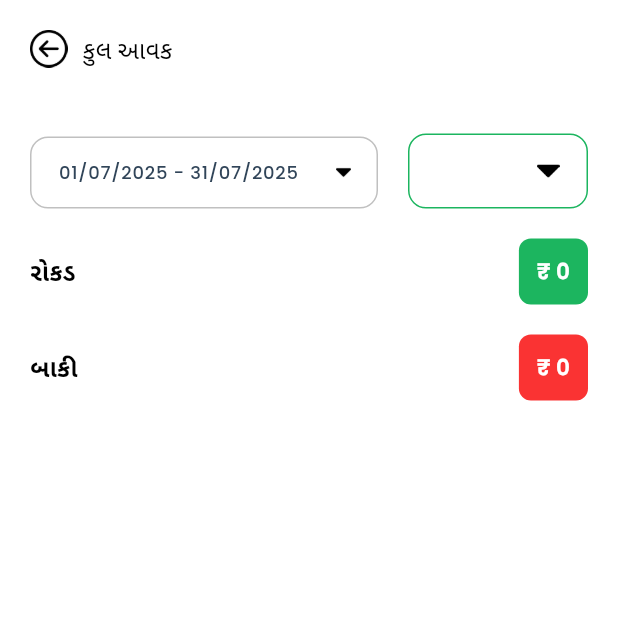
After one commit to priyankvirani/guruchhaya, a Flutter app: the TotalIncomeScreen screen opened by its route, on a phone screen of 412 x 824 dp, the top half of it. The commit adds this screen. Run offline on Flutter 3.47's test engine with Material 3 defaults, Android fonts, the phone set to English and light mode, and no system bars; our stand-ins replace flutter_screenutil, flutter_svg, loading_animation_widget, lottie, page_transition, permission_handler and 5 more; missing offline and left inert: animated_snack_bar, flutter_html_to_pdf, flutter_phone_direct_caller, webview_windows; accounts and stored records are empty.

```diff
--- a/lib/helper/app_dialog.dart
+++ b/lib/helper/app_dialog.dart
@@ -34,11 +34,11 @@ class AppDialog {
   }
 
   static passengerDetailsDialog(BuildContext context,
-      {bool isSplitOption = false,String? seatNo,String? selectedSplitSeatNo,Booking? booking,required Function(String name, String place, String number, String village, String cash, String pending,String secondaryNumber,bool? isSplit, String? splitSeatNumber) onSubmit,Function(bool? isSplit, String? splitSeatNumber)? onCancel}) {
+      {bool isSplitOption = false,String? seatNo,String? selectedSplitSeatNo,Booking? booking,required Function(String name, String place, String number, String village, String cash, String pending,String secondaryNumber,bool? isSplit, String? splitSeatNumber) onSubmit,Function(bool? isSplit, String? splitSeatNumber)? onCancel,required List<Booking> bookingList}) {
     showDialog(
       context: context,
       builder: (BuildContext context) {
-        return PassengerDetailsDialog(onSubmit,booking,onCancel,isSplitOption,seatNo,selectedSplitSeatNo);
+        return PassengerDetailsDialog(onSubmit,booking,onCancel,isSplitOption,seatNo,selectedSplitSeatNo,bookingList);
       },
     );
   }
--- a/lib/helper/dimens.dart
+++ b/lib/helper/dimens.dart
@@ -233,6 +233,7 @@ class Dimens {
   static double dimen_150 = 150;
   static double dimen_200 = 200;
   static double dimen_220 = 220;
+  static double dimen_260 = 260;
   static double dimen_400 = 400;
   static double dimen_500 = 500;
   static double dimen_550 = 550;
--- a/lib/helper/routes.dart
+++ b/lib/helper/routes.dart
@@ -4,6 +4,7 @@ import 'package:guruchaya/screens/all_booking_screen.dart';
 import 'package:guruchaya/screens/pdf_view_screen.dart';
 import 'package:guruchaya/screens/pdf_view_windows_screen.dart';
 import 'package:guruchaya/screens/setting_screen.dart';
+import 'package:guruchaya/screens/total_income_screen.dart';
 import 'package:page_transition/page_transition.dart';
 
 import '../screens/all_bus_booking_screen.dart';
@@ -19,6 +20,7 @@ class Routes {
   static const String pdfView = "/pdfView";
   static const String pdfWindowsView = "/pdfWindowsView";
   static const String allBusBooking = "/allBusBooking";
+  static const String totalIncome = "/totalIncome";
 }
 
 class RouteGenerator {
@@ -62,6 +64,8 @@ class RouteGenerator {
         return fadePageTransition(SettingScreen());
       case Routes.allBusBooking:
         return fadePageTransition(AllBusBookingScreen(args['date']));
+      case Routes.totalIncome:
+        return fadePageTransition(TotalIncomeScreen());
       default:
         return _errorRoutes();
     }
--- a/lib/helper/string.dart
+++ b/lib/helper/string.dart
@@ -7,6 +7,7 @@ class Images {
   static const String phone = 'assets/icons/phone.png';
   static const String language = 'assets/icons/language.png';
   static const String guruchhaya = 'assets/images/guru.png';
+  static const String money = 'assets/icons/money.png';
 }
 
 class Fonts {
--- a/lib/language/localization/language/language_en.dart
+++ b/lib/language/localization/language/language_en.dart
@@ -179,4 +179,7 @@ class LanguageEn extends Languages {
   @override
   String get allBusBooking => "All bus booking";
 
+  @override
+  String get totalIncome => "Total Income";
+
 }
--- a/lib/language/localization/language/language_gu.dart
+++ b/lib/language/localization/language/language_gu.dart
@@ -141,7 +141,7 @@ class LanguageGu extends Languages {
   String get split => "વિભાજન";
 
   @override
-  String get changeBusNumberForAllBooking => "બધી બુકિંગ માટે બસ નંબર બદલવો છે?";
+  String get changeBusNumberForAllBooking => "બસ નંબર બદલો";
 
   @override
   String get changeBusNumber => "બસ નંબર બદલો?";
@@ -179,5 +179,8 @@ class LanguageGu extends Languages {
   @override
   String get allBusBooking => "તમામ બસના બુકિંગ";
 
+  @override
+  String get totalIncome => "કુલ આવક";
+
 
 }
--- a/lib/language/localization/language/language_hi.dart
+++ b/lib/language/localization/language/language_hi.dart
@@ -179,4 +179,7 @@ class LanguageHi extends Languages {
   @override
   String get allBusBooking => "सभी बस बुकिंग";
 
+  @override
+  String get totalIncome => "कुल आय";
+
 }
--- a/lib/language/localization/language/languages.dart
+++ b/lib/language/localization/language/languages.dart
@@ -66,4 +66,5 @@ abstract class Languages {
   String get suratTo;
   String get saved;
   String get allBusBooking;
+  String get totalIncome;
 }
--- a/lib/screens/dialog/selected_bus_number_dialog.dart
+++ b/lib/screens/dialog/selected_bus_number_dialog.dart
@@ -40,7 +40,6 @@ class _SelectedBusNumberDialogState extends State<SelectedBusNumberDialog> {
     WidgetsBinding.instance.addPostFrameCallback((timeStamp) {
       setState(() {
         selectedNumber = widget.selectedNumber;
-        print("selectedNumber : $selectedNumber");
       });
     });
   }
@@ -107,9 +106,6 @@ class _SelectedBusNumberDialogState extends State<SelectedBusNumberDialog> {
                                 if (selectedNumber.contains(bookingStore.busNumberList[index])) {
                                   selectedNumber.remove(bookingStore.busNumberList[index]);
                                 } else {
-                                  if (selectedNumber.length >= 3) {
-                                    selectedNumber.removeAt(0);
-                                  }
                                   selectedNumber.add(bookingStore.busNumberList[index]);
                                 }
                               });
--- /dev/null
+++ b/lib/screens/total_income_screen.dart
@@ -0,0 +1,249 @@
+import 'package:flutter/material.dart';
+import 'package:guruchaya/helper/colors.dart';
+import 'package:guruchaya/helper/dimens.dart';
+import 'package:guruchaya/helper/responsive.dart';
+import 'package:guruchaya/language/localization/language/languages.dart';
+import 'package:guruchaya/model/booking.dart';
+import 'package:guruchaya/provider/booking_provider.dart';
+import 'package:guruchaya/widgets/app_textfield.dart';
+import 'package:guruchaya/widgets/appbar.dart';
+import 'package:guruchaya/widgets/loading.dart';
+import 'package:intl/intl.dart';
+import 'package:provider/provider.dart';
+import 'package:syncfusion_flutter_datepicker/datepicker.dart';
+import '../helper/global.dart';
+import '../helper/string.dart';
+import '../widgets/app_drop_down.dart';
+
+class TotalIncomeScreen extends StatefulWidget {
+  @override
+  State<TotalIncomeScreen> createState() => _TotalIncomeScreenState();
+}
+
+class _TotalIncomeScreenState extends State<TotalIncomeScreen> {
+  DateTime startDate = DateTime(DateTime.now().year, DateTime.now().month, 1);
+  DateTime endDate = DateTime(DateTime.now().year, DateTime.now().month + 1, 0);
+
+  int cash = 0;
+  int pending = 0;
+
+  PickerDateRange? _selectedRange;
+
+  String selectedBusNumber = "";
+
+
+  @override
+  void initState() {
+    // TODO: implement initState
+    super.initState();
+    WidgetsBinding.instance.addPostFrameCallback((_){
+      setState(() {
+        selectedBusNumber = getBookingStore(context).busNumberList.first;
+        _selectedRange = PickerDateRange(startDate, endDate);
+      });
+      initData();
+    });
+  }
+
+  initData(){
+    getBookingStore(context).getDateWiseData(startDate, endDate,selectedBusNumber).then((val){
+      List<Booking> bookingList = val;
+      cash = bookingList.fold(0, (sum, booking) => sum + Global.parseLocalizedNumber(booking.cash ?? "0"));
+      pending = bookingList.fold(0, (sum, booking) => sum + Global.parseLocalizedNumber(booking.pending ?? "0"));
+      setState(() {});
+    });
+  }
+
+  @override
+  Widget build(BuildContext context) {
+    return Scaffold(
+      backgroundColor: Theme.of(context).scaffoldBackgroundColor,
+      body: Consumer<BookingController>(
+        builder: (context, bookStore, snapshot) {
+          return Stack(
+            children: [
+              SafeArea(
+                child: MediaQuery(
+                  data: MediaQueryData(
+                    textScaleFactor: 1.0,
+                  ),
+                  child: Padding(
+                    padding: EdgeInsets.all(Dimens.padding_20),
+                    child: Column(
+                      crossAxisAlignment: CrossAxisAlignment.start,
+                      children: [
+                        Padding(
+                          padding: EdgeInsets.only(bottom: Dimens.padding_20),
+                          child: BackAppBar(
+                            title: Languages.of(context)!.totalIncome,
+                          ),
+                        ),
+                        SizedBox(
+                          height: Dimens.height_20,
+                        ),
+                        SizedBox(
+                          width: Responsive.isDesktop(context)
+                              ? MediaQuery.of(context).size.width / 4
+                              : MediaQuery.of(context).size.width,
+                          child: Row(
+                            crossAxisAlignment: CrossAxisAlignment.end,
+                            children: [
+                              Expanded(
+                                child: AppTextField(
+                                  onTap: (){
+                                    showDateRangeDialog();
+                                  },
+                                  titleText: "",
+                                  controller: TextEditingController(
+                                      text:
+                                          "${DateFormat("dd/MM/yyyy").format(startDate)} - ${DateFormat("dd/MM/yyyy").format(endDate)}"),
+                                  isReadOnly: true,
+                                  suffix: Padding(
+                                    padding: const EdgeInsets.all(8.0),
+                                    child: Image.asset(
+                                      Images.dropDown,
+                                      height: Dimens.height_10,
+                                    ),
+                                  ),
+                                ),
+                              ),
+                              SizedBox(width: Dimens.width_20,),
+                              SizedBox(
+                                width: Dimens.width_120,
+                                child: AppDropDown(
+                                  selectedItem: selectedBusNumber,
+                                  items: bookStore.busNumberList,
+                                  onItemSelected: (val) {
+                                    setState(() {
+                                      selectedBusNumber = val;
+                                    });
+                                    initData();
+                                  },
+                                ),
+                              ),
+                            ],
+                          ),
+                        ),
+                        SizedBox(
+                          height: Dimens.height_20,
+                        ),
+                        textTile(
+                          title: Languages.of(context)!.cash,
+                          value: cash,
+                        ),
+                        SizedBox(
+                          height: Dimens.height_20,
+                        ),
+                        textTile(
+                          title: Languages.of(context)!.pending,
+                          value: pending,
+                          boxColor: redColor
+                        )
+                      ],
+                    ),
+                  ),
+                ),
+              ),
+              LoadingWithBackground(bookStore.loading)
+            ],
+          );
+        },
+      ),
+    );
+  }
+
+  textTile(
+      {required String title,
+      required int value,
+      Color boxColor = primaryColor}) {
+    return SizedBox(
+      width: Responsive.isDesktop(context)
+          ? MediaQuery.of(context).size.width / 4
+          : MediaQuery.of(context).size.width,
+      child: Row(
+        mainAxisAlignment: MainAxisAlignment.spaceBetween,
+        mainAxisSize: MainAxisSize.max,
+        children: [
+          SizedBox(
+            width: Dimens.width_100,
+            child: Text(
+              title,
+              style: TextStyle(
+                  color: Theme.of(context).textTheme.labelSmall!.color,
+                  fontSize: Dimens.fontSize_16,
+                  fontWeight: FontWeight.w700),
+            ),
+          ),
+          Container(
+            padding: EdgeInsets.all(Dimens.padding_12),
+            alignment: Alignment.center,
+            decoration: BoxDecoration(
+                color: boxColor,
+                borderRadius: BorderRadius.circular(Dimens.radius_8)),
+            child: Text(
+              NumberFormat.currency(
+                locale: 'en_IN',
+                symbol: '₹ ',
+                decimalDigits: 0,
+              ).format(value),
+              style: TextStyle(
+                color: whiteColor,
+                fontSize: Dimens.fontSize_14,
+                fontWeight: FontWeight.w700,
+              ),
+            ),
+          ),
+        ],
+      ),
+    );
+  }
+
+
+  void showDateRangeDialog() {
+    showDialog(
+      context: context,
+      builder: (BuildContext context) {
+        PickerDateRange? tempRange = _selectedRange;
+
+        return AlertDialog(
+          title: Text(Languages.of(context)!.date),
+          content: SizedBox(
+            width: 300,
+            height: 350,
+            child: SfDateRangePicker(
+              view: DateRangePickerView.month,
+              selectionMode: DateRangePickerSelectionMode.range,
+              initialSelectedRange: _selectedRange,
+              onSelectionChanged: (DateRangePickerSelectionChangedArgs args) {
+                if (args.value is PickerDateRange) {
+                  tempRange = args.value;
+                }
+              },
+              maxDate: DateTime(DateTime.now().year, DateTime.now().month + 1, 0),
+              minDate: DateTime(2025),
+            ),
+          ),
+          actions: [
+            TextButton(
+              onPressed: () => Navigator.pop(context), // cancel
+              child: Text('Cancel'),
+            ),
+            ElevatedButton(
+              onPressed: () {
+                setState(() {
+                  _selectedRange = tempRange;
+                  startDate = _selectedRange!.startDate!;
+                  endDate = _selectedRange!.endDate!;
+                });
+                initData();
+                Navigator.pop(context);
+              },
+              child: Text('OK'),
+            ),
+          ],
+        );
+      },
+    );
+  }
+
+}
--- a/pubspec.yaml
+++ b/pubspec.yaml
@@ -60,6 +60,7 @@ dependencies:
   url_launcher: ^6.3.1
   printing: ^5.14.2
   webview_windows: ^0.4.0
+  syncfusion_flutter_datepicker:
 
 
 dev_dependencies:
```
Also changed, not shown: lib/helper/global.dart (+26 -0 lines), lib/provider/booking_provider.dart (+39 -27 lines), lib/screens/all_bus_booking_screen.dart (+68 -14 lines), lib/screens/dialog/passenger_details_dialog.dart (+4 -3 lines), lib/screens/main_screen.dart (+20 -26 lines), lib/screens/setting_screen.dart (+13 -0 lines), lib/widgets/booking_display.dart (+63 -75 lines), assets/icons/money.png (added), pubspec.lock.
